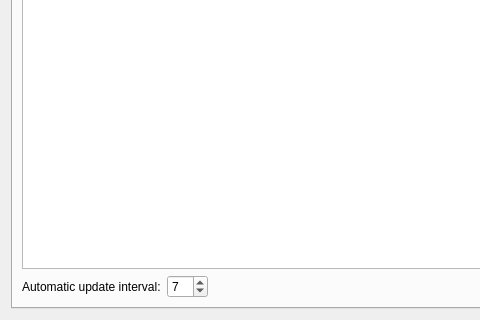
Above: src/settings/settings_adblock.ui from KDE/rekonq before the change; both pictures show x 0 to 480 and y 187 to 507 of the 601 by 507 pixel window. Below: the same form after it.
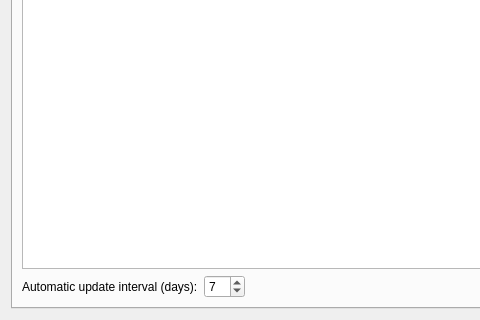
That is the form after the change. Custom widgets are drawn as their Qt base class.

Commit message: Add "days" word to better explain the adblock update interval

```diff
--- a/src/settings/settings_adblock.ui
+++ b/src/settings/settings_adblock.ui
@@ -55,7 +55,7 @@
          <item>
           <widget class="QLabel" name="label_3">
            <property name="text">
-            <string>Automatic update interval:</string>
+            <string>Automatic update interval (days):</string>
            </property>
           </widget>
          </item>
```
